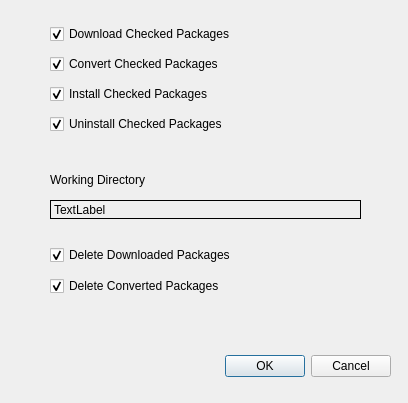
Qt form assets/lprpm_prefs_ui.ui (millerthegorilla/launchpad_rpm) before a commit.
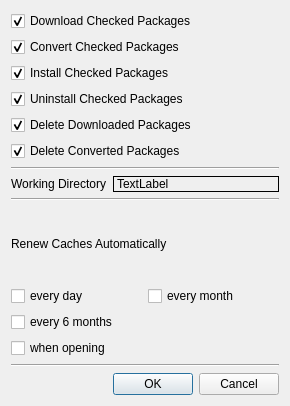
The same form after that commit. Custom widgets are drawn as their Qt base class.

```diff
--- a/assets/lprpm_prefs_ui.ui
+++ b/assets/lprpm_prefs_ui.ui
@@ -9,84 +9,19 @@
    <rect>
     <x>0</x>
     <y>0</y>
-    <width>408</width>
-    <height>403</height>
+    <width>290</width>
+    <height>406</height>
    </rect>
   </property>
   <property name="windowTitle">
    <string>KXFed Preferences</string>
   </property>
-  <widget class="QDialogButtonBox" name="buttonBox">
-   <property name="geometry">
-    <rect>
-     <x>50</x>
-     <y>350</y>
-     <width>341</width>
-     <height>32</height>
-    </rect>
-   </property>
-   <property name="orientation">
-    <enum>Qt::Horizontal</enum>
-   </property>
-   <property name="standardButtons">
-    <set>QDialogButtonBox::Cancel|QDialogButtonBox::Ok</set>
-   </property>
-  </widget>
-  <widget class="QLabel" name="label">
-   <property name="geometry">
-    <rect>
-     <x>50</x>
-     <y>170</y>
-     <width>151</width>
-     <height>19</height>
-    </rect>
-   </property>
-   <property name="text">
-    <string>Working Directory</string>
-   </property>
-  </widget>
-  <widget class="QLabelChanged" name="directory_label">
-   <property name="geometry">
-    <rect>
-     <x>50</x>
-     <y>200</y>
-     <width>311</width>
-     <height>19</height>
-    </rect>
-   </property>
-   <property name="toolTip">
-    <string extracomment="The directories that store the deb and rpm files are located here, as well as the temporary conversion files"/>
-   </property>
-   <property name="toolTipDuration">
-    <number>3</number>
-   </property>
-   <property name="statusTip">
-    <string/>
-   </property>
-   <property name="whatsThis">
-    <string/>
-   </property>
-   <property name="autoFillBackground">
-    <bool>true</bool>
-   </property>
-   <property name="frameShape">
-    <enum>QFrame::Box</enum>
-   </property>
-   <property name="text">
-    <string>TextLabel</string>
-   </property>
-  </widget>
-  <widget class="QWidget" name="layoutWidget">
-   <property name="geometry">
-    <rect>
-     <x>50</x>
-     <y>20</y>
-     <width>225</width>
-     <height>120</height>
-    </rect>
-   </property>
+  <layout class="QGridLayout" name="gridLayout">
+   <item row="0" column="0">
    <layout class="QVBoxLayout" name="verticalLayout">
     <item>
+      <layout class="QVBoxLayout" name="verticalLayout_1">
+       <item>
      <widget class="QCheckBox" name="download_chkbox">
       <property name="text">
        <string>Download Checked Packages</string>
@@ -127,16 +62,8 @@
      </widget>
     </item>
    </layout>
-  </widget>
-  <widget class="QWidget" name="layoutWidget_2">
-   <property name="geometry">
-    <rect>
-     <x>50</x>
-     <y>240</y>
-     <width>229</width>
-     <height>61</height>
-    </rect>
-   </property>
+     </item>
+     <item>
    <layout class="QVBoxLayout" name="verticalLayout_2">
     <item>
      <widget class="QCheckBox" name="delete_downloaded_chkbox">
@@ -159,7 +86,144 @@
      </widget>
     </item>
    </layout>
-  </widget>
+     </item>
+     <item>
+      <layout class="QVBoxLayout" name="verticalLayout_4">
+       <item>
+        <widget class="Line" name="line_3">
+         <property name="orientation">
+          <enum>Qt::Horizontal</enum>
+         </property>
+        </widget>
+       </item>
+       <item>
+        <layout class="QHBoxLayout" name="horizontalLayout_4">
+         <item>
+          <widget class="QLabel" name="label">
+           <property name="sizePolicy">
+            <sizepolicy hsizetype="Maximum" vsizetype="Maximum">
+             <horstretch>0</horstretch>
+             <verstretch>0</verstretch>
+            </sizepolicy>
+           </property>
+           <property name="text">
+            <string>Working Directory</string>
+           </property>
+          </widget>
+         </item>
+         <item>
+          <widget class="QLabelChanged" name="directory_label">
+           <property name="sizePolicy">
+            <sizepolicy hsizetype="Minimum" vsizetype="Maximum">
+             <horstretch>0</horstretch>
+             <verstretch>0</verstretch>
+            </sizepolicy>
+           </property>
+           <property name="toolTip">
+            <string extracomment="The directories that store the deb and rpm files are located here, as well as the temporary conversion files"/>
+           </property>
+           <property name="toolTipDuration">
+            <number>3</number>
+           </property>
+           <property name="statusTip">
+            <string/>
+           </property>
+           <property name="whatsThis">
+            <string/>
+           </property>
+           <property name="autoFillBackground">
+            <bool>true</bool>
+           </property>
+           <property name="frameShape">
+            <enum>QFrame::Box</enum>
+           </property>
+           <property name="text">
+            <string>TextLabel</string>
+           </property>
+          </widget>
+         </item>
+        </layout>
+       </item>
+       <item>
+        <layout class="QVBoxLayout" name="verticalLayout_5">
+         <item>
+          <widget class="Line" name="line">
+           <property name="orientation">
+            <enum>Qt::Horizontal</enum>
+           </property>
+          </widget>
+         </item>
+         <item>
+          <widget class="QLabel" name="label_2">
+           <property name="text">
+            <string>Renew Caches Automatically</string>
+           </property>
+          </widget>
+         </item>
+         <item>
+          <layout class="QHBoxLayout" name="horizontalLayout_3">
+           <item>
+            <widget class="QCheckBox" name="renew_every_day_chkbox">
+             <property name="text">
+              <string>every day</string>
+             </property>
+            </widget>
+           </item>
+           <item>
+            <widget class="QCheckBox" name="renew_every_month_chkbox">
+             <property name="text">
+              <string>every month</string>
+             </property>
+            </widget>
+           </item>
+          </layout>
+         </item>
+         <item>
+          <layout class="QHBoxLayout" name="horizontalLayout_2">
+           <item>
+            <widget class="QCheckBox" name="renew_every_6_months_chkbox">
+             <property name="text">
+              <string>every 6 months</string>
+             </property>
+            </widget>
+           </item>
+          </layout>
+         </item>
+         <item>
+          <layout class="QHBoxLayout" name="horizontalLayout">
+           <item>
+            <widget class="QCheckBox" name="renew_every_time_chkbox">
+             <property name="text">
+              <string>when opening</string>
+             </property>
+            </widget>
+           </item>
+          </layout>
+         </item>
+         <item>
+          <widget class="Line" name="line_2">
+           <property name="orientation">
+            <enum>Qt::Horizontal</enum>
+           </property>
+          </widget>
+         </item>
+        </layout>
+       </item>
+      </layout>
+     </item>
+     <item>
+      <widget class="QDialogButtonBox" name="buttonBox">
+       <property name="orientation">
+        <enum>Qt::Horizontal</enum>
+       </property>
+       <property name="standardButtons">
+        <set>QDialogButtonBox::Cancel|QDialogButtonBox::Ok</set>
+       </property>
+      </widget>
+     </item>
+    </layout>
+   </item>
+  </layout>
  </widget>
  <customwidgets>
   <customwidget>
```
Left out of the diff: 35 changed lines with no effect on the pictures. Lines whose indentation alone changed are shown as unchanged.
